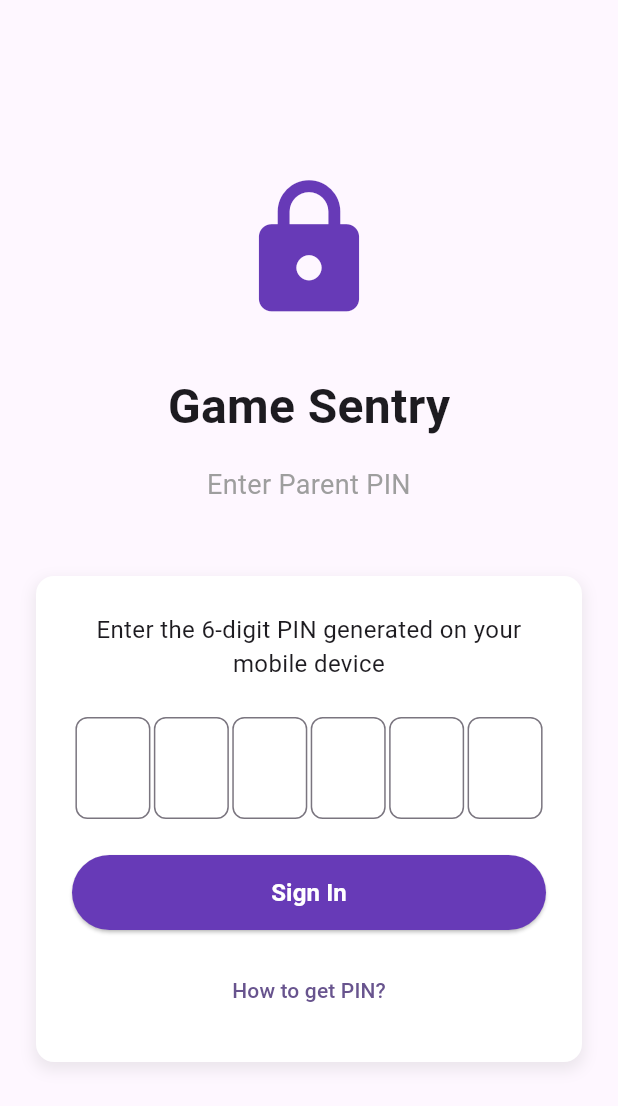
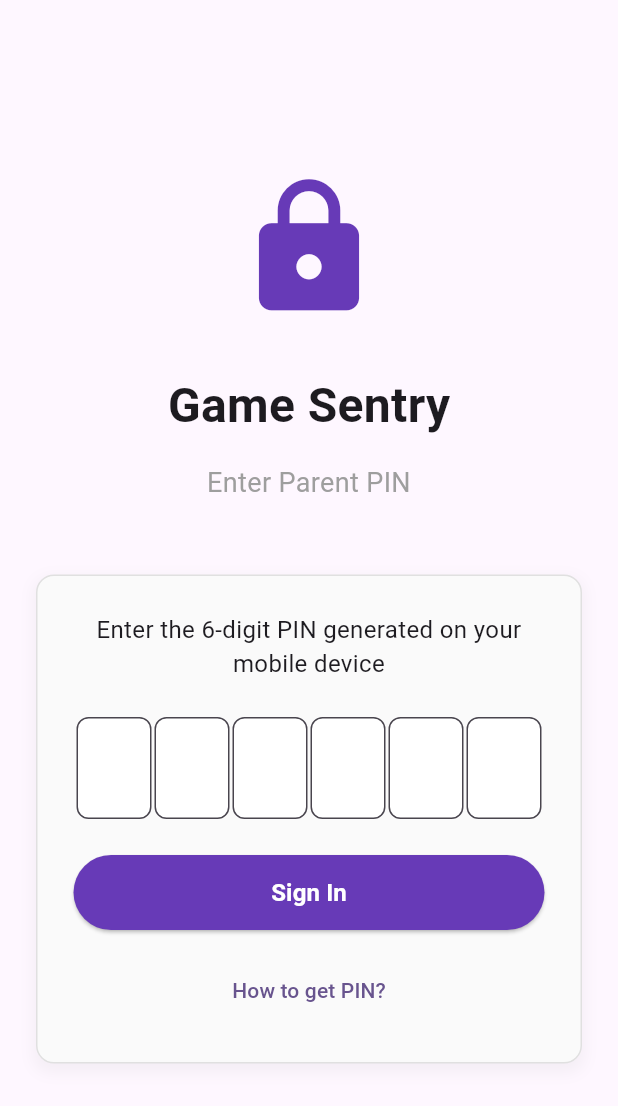
Before and after one commit to cesarmatute/game_sentry, a Flutter app: the PinLoginScreen screen opened directly, on a phone screen of 412 x 824 dp. Shown: the top 1106 px of the screen. Run offline on Flutter 3.47's test engine with Material 3 defaults, Android fonts, the phone set to English and light mode, and no system bars; our stand-ins replace appwrite, audioplayers, equatable, flutter_riverpod, hive_flutter, image_picker and 1 more; missing offline and left inert: local_notifier, tray_manager, window_manager; accounts and stored records are empty; network calls fail.

Commit message:
Improve PIN field visibility by updating background, text styling and making PIN characters visible

```diff
--- a/lib/src/features/auth/presentation/screens/pin_login_screen.dart
+++ b/lib/src/features/auth/presentation/screens/pin_login_screen.dart
@@ -156,12 +156,16 @@ class _PinLoginScreenState extends ConsumerState<PinLoginScreen> {
               Container(
                 padding: const EdgeInsets.all(24),
                 decoration: BoxDecoration(
-                  color: Colors.white,
+                  color: Colors.grey[50], // Light grey background for contrast
                   borderRadius: BorderRadius.circular(12),
+                  border: Border.all(
+                    color: Colors.grey.shade300,
+                    width: 1,
+                  ),
                   boxShadow: [
                     BoxShadow(
-                      color: Colors.grey.withOpacity(0.2),
-                      spreadRadius: 1,
+                      color: Colors.grey.withOpacity(0.1),
+                      spreadRadius: 2,
                       blurRadius: 8,
                       offset: const Offset(0, 4),
                     ),
@@ -188,7 +192,7 @@ class _PinLoginScreenState extends ConsumerState<PinLoginScreen> {
                             keyboardType: TextInputType.number,
                             textAlign: TextAlign.center,
                             maxLength: 1,
-                            obscureText: true,
+                            obscureText: false, // Changed to false so PIN numbers are visible
                             enabled: pinState.status != PinStatus.verifying,
                             inputFormatters: [
                               LengthLimitingTextInputFormatter(1),
@@ -198,10 +202,21 @@ class _PinLoginScreenState extends ConsumerState<PinLoginScreen> {
                               counterText: '',
                               border: const OutlineInputBorder(
                                 borderRadius: BorderRadius.all(Radius.circular(8)),
+                                borderSide: BorderSide(color: Colors.grey, width: 2),
                               ),
+                              focusedBorder: const OutlineInputBorder(
+                                borderRadius: BorderRadius.all(Radius.circular(8)),
+                                borderSide: BorderSide(color: Colors.deepPurple, width: 2),
+                              ),
+                              filled: true,
+                              fillColor: Colors.white,
                               contentPadding: const EdgeInsets.symmetric(vertical: 16),
                             ),
-                            style: const TextStyle(fontSize: 24, fontWeight: FontWeight.bold),
+                            style: const TextStyle(
+                              fontSize: 24,
+                              fontWeight: FontWeight.bold,
+                              color: Colors.black87, // Ensure the text is clearly visible
+                            ),
                             onSubmitted: (value) {
                               if (index < 5) {
                                 _pinFocusNodes[index + 1].requestFocus();
```
